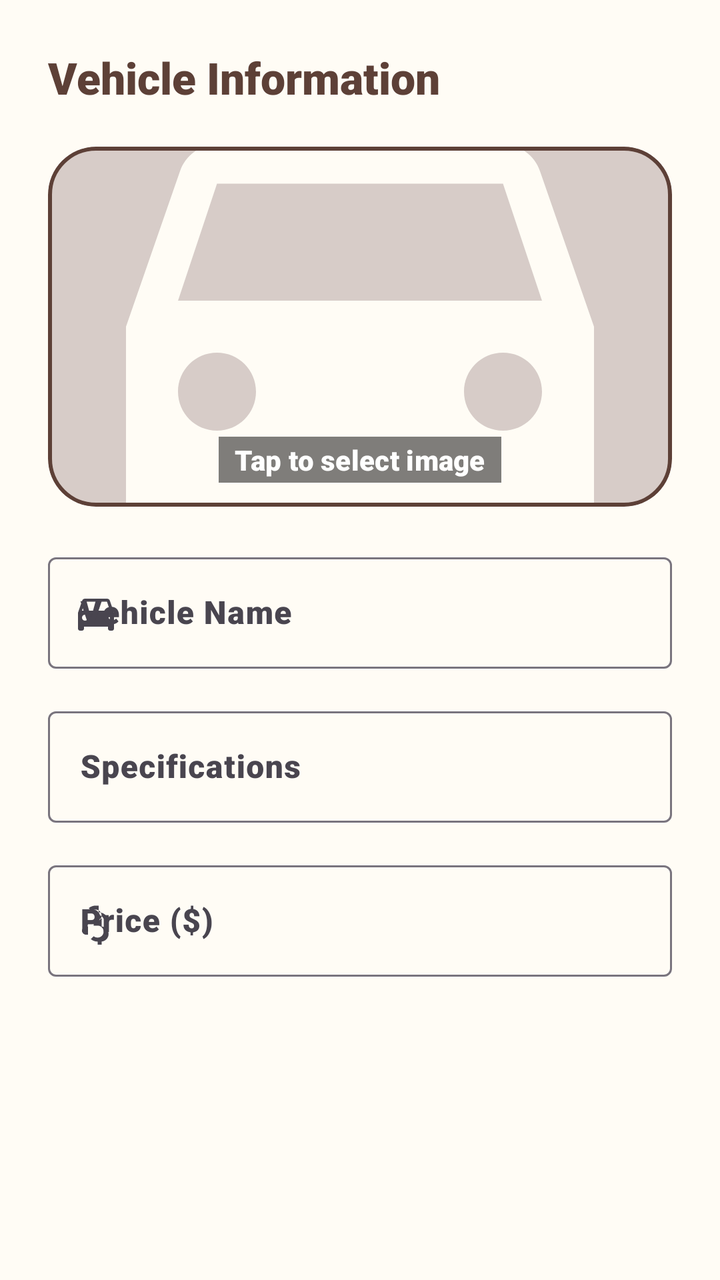
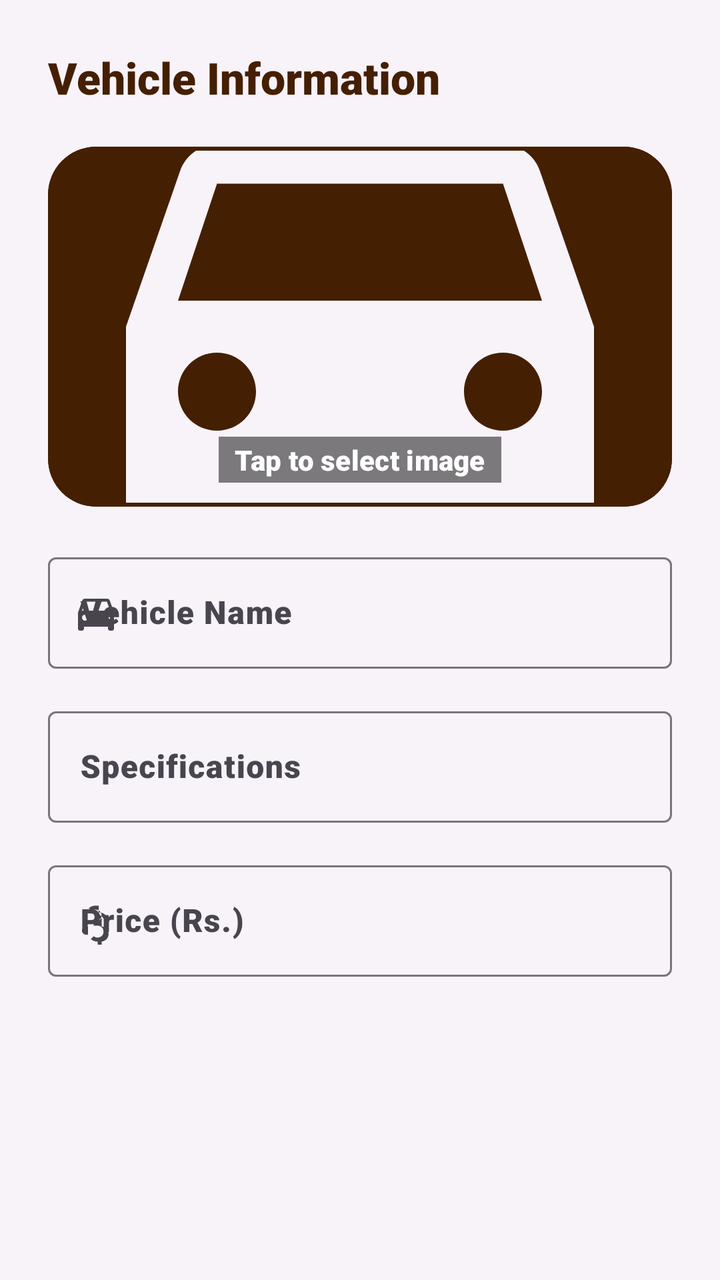

An Android layout rendered at two revisions. The XML below is the earlier revision; the diff shows what the commit changed to produce the second picture.
<!-- AndroidManifest.xml: application theme Theme.JSMotorsCarFinance -->
<!-- res/layout/dialog_vehicle.xml -->
<?xml version="1.0" encoding="utf-8"?>
<ScrollView xmlns:android="http://schemas.android.com/apk/res/android"
    xmlns:app="http://schemas.android.com/apk/res-auto"
    android:layout_width="match_parent"
    android:layout_height="wrap_content">

    <LinearLayout
        android:layout_width="match_parent"
        android:layout_height="wrap_content"
        android:orientation="vertical"
        android:padding="24dp">

        <TextView
            android:layout_width="wrap_content"
            android:layout_height="wrap_content"
            android:text="Vehicle Information"
            android:textAppearance="@style/TextAppearance.Material3.TitleLarge"
            android:textColor="@color/secondary"
            android:textStyle="bold"
            android:layout_marginBottom="20dp"/>

        <com.google.android.material.card.MaterialCardView
            android:id="@+id/cardSelectImage"
            android:layout_width="match_parent"
            android:layout_height="180dp"
            android:layout_marginBottom="20dp"
            app:cardCornerRadius="24dp"
            app:cardElevation="0dp"
            app:strokeWidth="2dp"
            app:strokeColor="@color/secondary"
            android:clickable="true"
            android:focusable="true">

            <ImageView
                android:id="@+id/ivDialogVehicle"
                android:layout_width="match_parent"
                android:layout_height="match_parent"
                android:scaleType="centerCrop"
                android:src="@drawable/ic_directions_car_24"
                app:tint="@color/background"
                android:background="@color/secondaryContainer"/>

            <TextView
                android:layout_width="wrap_content"
                android:layout_height="wrap_content"
                android:layout_gravity="bottom|center_horizontal"
                android:layout_marginBottom="12dp"
                android:text="Tap to select image"
                android:textAppearance="@style/TextAppearance.Material3.LabelLarge"
                android:textColor="@color/white"
                android:background="#80000000"
                android:paddingHorizontal="8dp"
                android:paddingVertical="2dp"/>
        </com.google.android.material.card.MaterialCardView>

        <com.google.android.material.textfield.TextInputLayout
            android:layout_width="match_parent"
            android:layout_height="wrap_content"
            android:hint="Vehicle Name"
            style="@style/Widget.Material3.TextInputLayout.OutlinedBox"
            android:layout_marginBottom="16dp"
            app:startIconDrawable="@drawable/ic_directions_car_24">
            <com.google.android.material.textfield.TextInputEditText
                android:id="@+id/etVehicleName"
                android:layout_width="match_parent"
                android:layout_height="wrap_content"
                android:inputType="textCapWords"/>
        </com.google.android.material.textfield.TextInputLayout>

        <com.google.android.material.textfield.TextInputLayout
            android:layout_width="match_parent"
            android:layout_height="wrap_content"
            android:hint="Specifications"
            style="@style/Widget.Material3.TextInputLayout.OutlinedBox"
            android:layout_marginBottom="16dp">
            <com.google.android.material.textfield.TextInputEditText
                android:id="@+id/etVehicleSpecs"
                android:layout_width="match_parent"
                android:layout_height="wrap_content"
                android:inputType="textMultiLine"/>
        </com.google.android.material.textfield.TextInputLayout>

        <com.google.android.material.textfield.TextInputLayout
            android:layout_width="match_parent"
            android:layout_height="wrap_content"
            android:hint="Price ($)"
            style="@style/Widget.Material3.TextInputLayout.OutlinedBox"
            android:layout_marginBottom="8dp"
            app:startIconDrawable="@drawable/ic_attach_money_24">
            <com.google.android.material.textfield.TextInputEditText
                android:id="@+id/etVehiclePrice"
                android:layout_width="match_parent"
                android:layout_height="wrap_content"
                android:inputType="numberDecimal"/>
        </com.google.android.material.textfield.TextInputLayout>

    </LinearLayout>
</ScrollView>
<!-- resources referenced by this layout -->
<resources>
  <color name="background">#FFFCF5</color>
  <color name="secondary">#5D4037</color>
  <color name="secondaryContainer">#D7CCC8</color>
  <color name="white">#FFFFFFFF</color>
  <!-- drawable ic_attach_money_24 (drawable) -->
  <vector xmlns:android="http://schemas.android.com/apk/res/android"
      android:width="24dp"
      android:height="24dp"
      android:viewportWidth="24"
      android:viewportHeight="24"
      android:tint="?attr/colorControlNormal">
    <path
        android:fillColor="@android:color/white"
        android:pathData="M11.8,4.47c-1.32,0 -2.5,0.48 -3.4,1.27l1.42,1.42c0.54,-0.43 1.22,-0.69 1.98,-0.69 1.66,0 3,1.34 3,3s-1.34,3 -3,3h-1v2h2c1.66,0 3,1.34 3,3s-1.34,3 -3,3c-0.76,0 -1.44,-0.26 -1.98,-0.69l-1.42,1.42c0.9,0.79 2.08,1.27 3.4,1.27v2h2v-2.02c1.94,-0.18 3.5,-1.81 3.5,-3.78s-1.56,-3.6 -3.5,-3.78V11h-2V9.02c1.94,0.18 3.5,1.81 3.5,3.78h2c0,-2.76 -2.24,-5 -5,-5V4.47zM7,15c-1.1,0 -2,0.9 -2,2s0.9,2 2,2h1v-4H7z"/>
  </vector>
  <!-- drawable ic_directions_car_24 (drawable) -->
  <vector xmlns:android="http://schemas.android.com/apk/res/android"
      android:width="24dp"
      android:height="24dp"
      android:viewportWidth="24"
      android:viewportHeight="24"
      android:tint="?attr/colorControlNormal">
    <path
        android:fillColor="@android:color/white"
        android:pathData="M18.92,6.01C18.72,5.42 18.16,5 17.5,5h-11c-0.66,0 -1.21,0.42 -1.42,1.01L3,12v8c0,0.55 0.45,1 1,1h1c0.55,0 1,-0.45 1,-1v-1h12v1c0,0.55 0.45,1 1,1h1c0.55,0 1,-0.45 1,-1v-8l-2.08,-5.99zM6.5,16c-0.83,0 -1.5,-0.67 -1.5,-1.5S5.67,13 6.5,13s1.5,0.67 1.5,1.5S7.33,16 6.5,16zM17.5,16c-0.83,0 -1.5,-0.67 -1.5,-1.5s0.67,-1.5 1.5,-1.5 1.5,0.67 1.5,1.5 -0.67,1.5 -1.5,1.5zM5,11l1.5,-4.5h11L19,11L5,11z"/>
  </vector>
  <style name="Theme.JSMotorsCarFinance" parent="Base.Theme.JSMotorsCarFinance" />
  <style name="Base.Theme.JSMotorsCarFinance" parent="Theme.Material3.DayNight.NoActionBar">
          
          <item name="colorPrimary">@color/primary</item>
          <item name="colorOnPrimary">@color/onPrimary</item>
          <item name="colorPrimaryContainer">@color/primaryContainer</item>
          <item name="colorOnPrimaryContainer">@color/onPrimaryContainer</item>
          <item name="colorSecondary">@color/secondary</item>
          <item name="colorOnSecondary">@color/onSecondary</item>
          <item name="colorSecondaryContainer">@color/secondaryContainer</item>
          <item name="colorOnSecondaryContainer">@color/onSecondaryContainer</item>
          <item name="android:windowBackground">@color/background</item>
          <item name="colorSurface">@color/surface</item>
          <item name="colorOnSurface">@color/onSurface</item>
          <item name="colorError">@color/error</item>
          <item name="colorOnError">@color/onError</item>
  
          
          <item name="android:fontFamily">sans-serif-black</item>
          <item name="textAppearanceTitleLarge">@style/Carmoola.TitleLarge</item>
          <item name="textAppearanceHeadlineLarge">@style/Carmoola.HeadlineLarge</item>
      </style>
  <color name="primary">#FFC107</color>
  <color name="onPrimary">#3E2723</color>
  <color name="primaryContainer">#FFECB3</color>
  <color name="onPrimaryContainer">#3E2723</color>
  <color name="onSecondary">#FFFFFF</color>
  <color name="onSecondaryContainer">#3E2723</color>
  <color name="surface">#FFFFFF</color>
  <color name="onSurface">#3E2723</color>
  <color name="error">#E53935</color>
  <color name="onError">#FFFFFF</color>
  <style name="Carmoola.TitleLarge" parent="TextAppearance.Material3.TitleLarge">
          <item name="android:textStyle">bold</item>
          <item name="android:textColor">@color/secondary</item>
      </style>
  <style name="Carmoola.HeadlineLarge" parent="TextAppearance.Material3.HeadlineLarge">
          <item name="android:textStyle">bold</item>
          <item name="android:textColor">@color/secondary</item>
          <item name="android:textSize">34sp</item>
      </style>
</resources>

<!-- the commit's change to res/layout/dialog_vehicle.xml (unified diff, before → after) -->
@@ -83,7 +83,7 @@
         <com.google.android.material.textfield.TextInputLayout
             android:layout_width="match_parent"
             android:layout_height="wrap_content"
-            android:hint="Price ($)"
+            android:hint="Price (Rs.)"
             style="@style/Widget.Material3.TextInputLayout.OutlinedBox"
             android:layout_marginBottom="8dp"
             app:startIconDrawable="@drawable/ic_attach_money_24">
<!-- resource entries referenced after the edit -->
@@ -1,8 +1,8 @@
 <!-- resources referenced by this layout -->
 <resources>
-  <color name="background">#FFFCF5</color>
-  <color name="secondary">#5D4037</color>
-  <color name="secondaryContainer">#D7CCC8</color>
+  <color name="background">#F7F3F9</color>
+  <color name="secondary">#451F01</color>
+  <color name="secondaryContainer">#451F01</color>
   <color name="white">#FFFFFFFF</color>
   <!-- drawable ic_attach_money_24 (drawable) -->
   <vector xmlns:android="http://schemas.android.com/apk/res/android"
@@ -49,14 +49,14 @@
           <item name="textAppearanceHeadlineLarge">@style/Carmoola.HeadlineLarge</item>
       </style>
   <color name="primary">#FFC107</color>
-  <color name="onPrimary">#3E2723</color>
-  <color name="primaryContainer">#FFECB3</color>
-  <color name="onPrimaryContainer">#3E2723</color>
+  <color name="onPrimary">#451F01</color>
+  <color name="primaryContainer">#FF9800</color>
+  <color name="onPrimaryContainer">#451F01</color>
   <color name="onSecondary">#FFFFFF</color>
-  <color name="onSecondaryContainer">#3E2723</color>
+  <color name="onSecondaryContainer">#FFFFFF</color>
   <color name="surface">#FFFFFF</color>
-  <color name="onSurface">#3E2723</color>
-  <color name="error">#E53935</color>
+  <color name="onSurface">#451F01</color>
+  <color name="error">#FF4B4B</color>
   <color name="onError">#FFFFFF</color>
   <style name="Carmoola.TitleLarge" parent="TextAppearance.Material3.TitleLarge">
           <item name="android:textStyle">bold</item>
